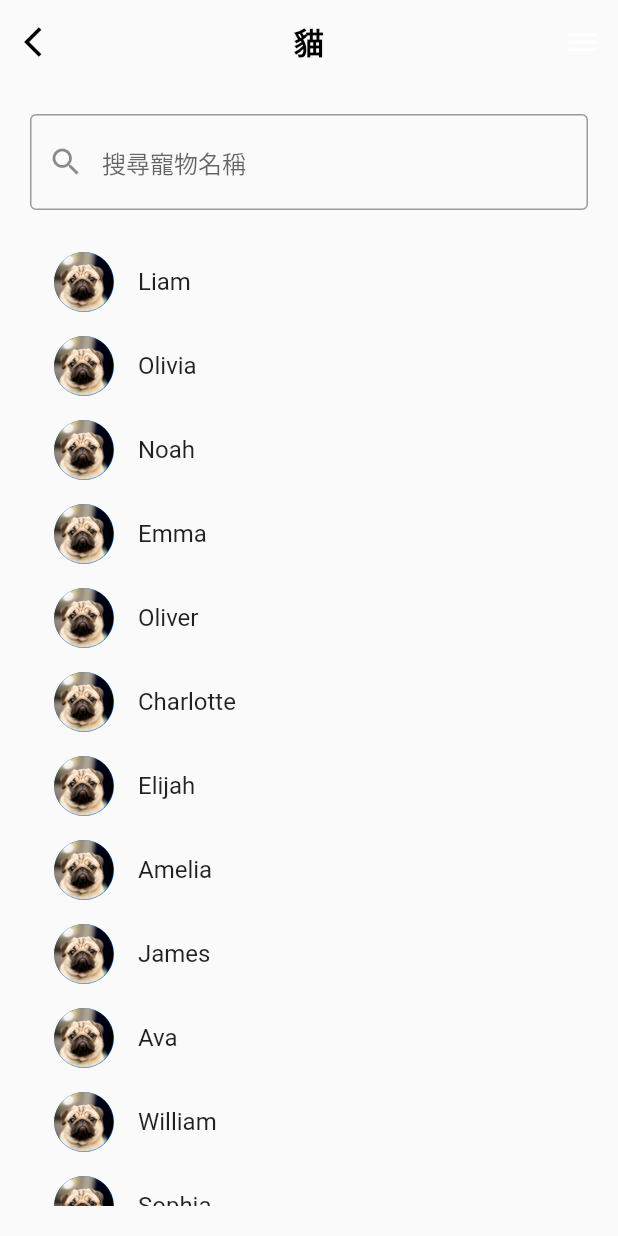
After one commit to Tonyao0924/petapp, a Flutter app: the PetList_cat screen opened directly, on a phone screen of 412 x 824 dp. The commit adds this screen. Run offline on Flutter 3.47's test engine with Material 2 defaults, Android fonts, the phone set to English and light mode, and no system bars; our stand-ins replace firebase_core, firebase_messaging, flutter_svg, flutter_swiper, image_picker, rive; accounts and stored records are empty.

Commit message:
feat: 新增寵物總覽點進去的寵物分類頁面
狗、貓、鼠和其他的頁面，
點寵物會跳到寵物資訊，
還要串上API

```diff
--- /dev/null
+++ b/lib/Page/petlist/petList_cat.dart
@@ -0,0 +1,133 @@
+import 'package:flutter/cupertino.dart';
+import 'package:flutter/material.dart';
+import '../petInfo/petInfoPage.dart';
+
+class PetList_cat extends StatefulWidget{
+  @override
+  _PetList_cat createState() => _PetList_cat();
+}
+
+class _PetList_cat extends State<PetList_cat>{
+  final TextEditingController _controller = TextEditingController();
+  String _query = "";
+  //要改成抓API
+  List<String> nameList = [
+    'Liam',
+    'Olivia',
+    'Noah',
+    'Emma',
+    'Oliver',
+    'Charlotte',
+    'Elijah',
+    'Amelia',
+    'James',
+    'Ava',
+    'William',
+    'Sophia',
+    'Benjamin',
+    'Isabella',
+    'Lucas',
+    'Mia',
+    'Henry',
+    'Evelyn',
+    'Theodore',
+  ];
+  @override
+  Widget build(BuildContext context) {
+    return Scaffold(
+      appBar: AppBar(
+        centerTitle: true,
+        title: Text(
+          '貓',
+          style: TextStyle(fontWeight: FontWeight.bold, color: Colors.black),
+        ),
+        backgroundColor: Colors.transparent,
+        elevation: 0,
+        leading: GestureDetector(
+          child: Icon(
+            Icons.arrow_back_ios,
+            color: Colors.black,
+          ),
+          onTap: () {
+            Navigator.pop(context);
+          },
+        ),
+        actions: <Widget>[
+          IconButton(
+            icon: const Icon(Icons.menu),
+            tooltip: 'menu',
+            onPressed: () {
+              ScaffoldMessenger.of(context).showSnackBar(
+                  const SnackBar(content: Text('This is a menu')));
+            },
+          ),
+        ],
+      ),
+      body: Column(
+        crossAxisAlignment: CrossAxisAlignment.start,
+        children: [
+          const SizedBox(
+            height: 20,
+          ),
+          Padding(
+            padding: const EdgeInsets.only(left: 20, right: 20),
+            child: Center(
+              child: TextField(
+                controller: _controller,
+                decoration: const InputDecoration(
+                  prefixIcon: Icon(Icons.search),
+                  border: OutlineInputBorder(),
+                  hintText: '搜尋寵物名稱',
+                ),
+              ),
+            ),
+          ),
+          Expanded(
+            child: Padding(
+              padding: const EdgeInsets.all(20),
+              child: ListView.builder(
+                itemCount: nameList
+                    .where((element) => _query == "" || filter(element))
+                    .length,
+                itemBuilder: (BuildContext context, int index) {
+                  final filteredList = nameList
+                      .where((element) => _query == "" || filter(element))
+                      .toList();
+
+                  return ListTile(
+                    leading: CircleAvatar(
+                      backgroundImage: AssetImage('assets/images/peta.png'),
+                    ),
+                    title: Text(filteredList[index]),
+                    onTap: () {
+                      Navigator.push(
+                        context,
+                        MaterialPageRoute(
+                          builder: (context) => PetInfoPage(),
+                        ),
+                      );
+                    },
+                  );
+                },
+              ),
+            ),
+          ),
+        ],
+      ),
+    );
+
+  }_PetList_cat() {
+    _controller.addListener(() {
+      setState(() {
+        _query = _controller.text;
+      });
+    });
+  }
+
+  bool filter(element) {
+    final nameMatched = element.toUpperCase().contains(_query.toUpperCase());
+    return nameMatched;
+  }
+
+
+}
```
Also changed, not shown: lib/Page/petlist/petList_dog.dart (added, +133 -0 lines), lib/Page/petlist/petList_mouse.dart (added, +133 -0 lines), lib/Page/petlist/petList_others.dart (added, +133 -0 lines), lib/Page/petoverview/petOverview.dart (+8 -4 lines), pubspec.lock, 1 other file.
